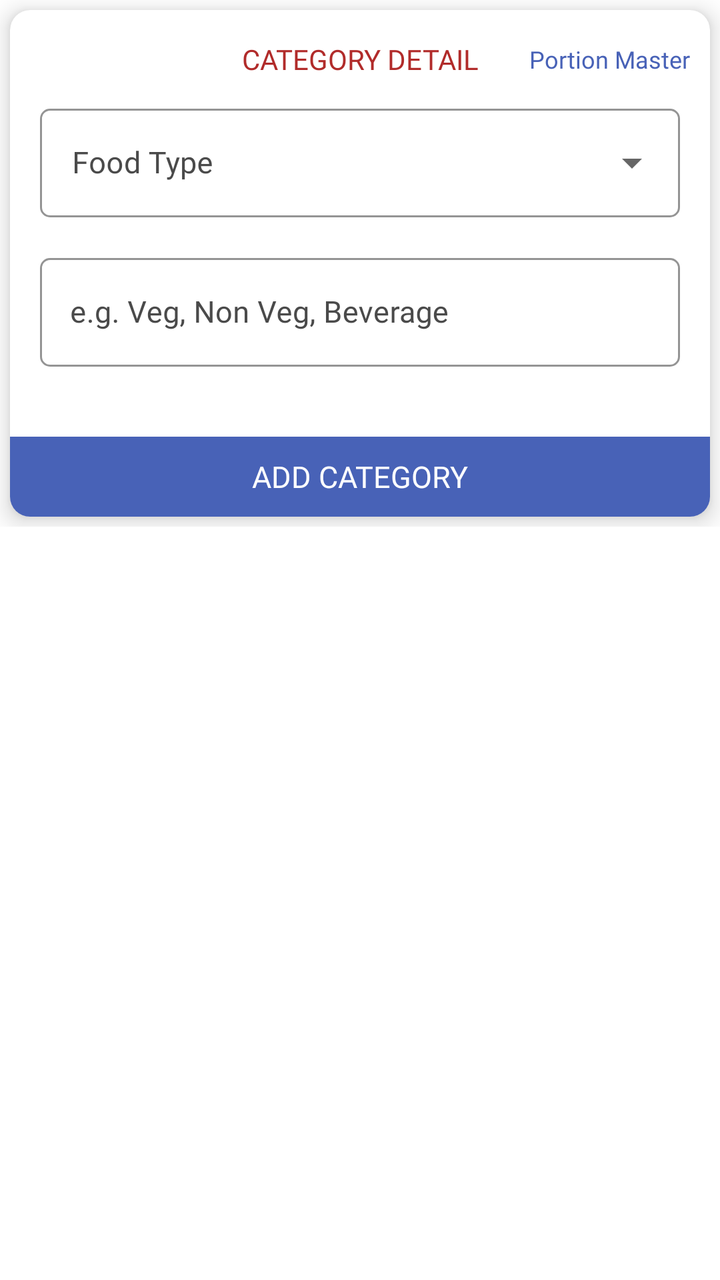
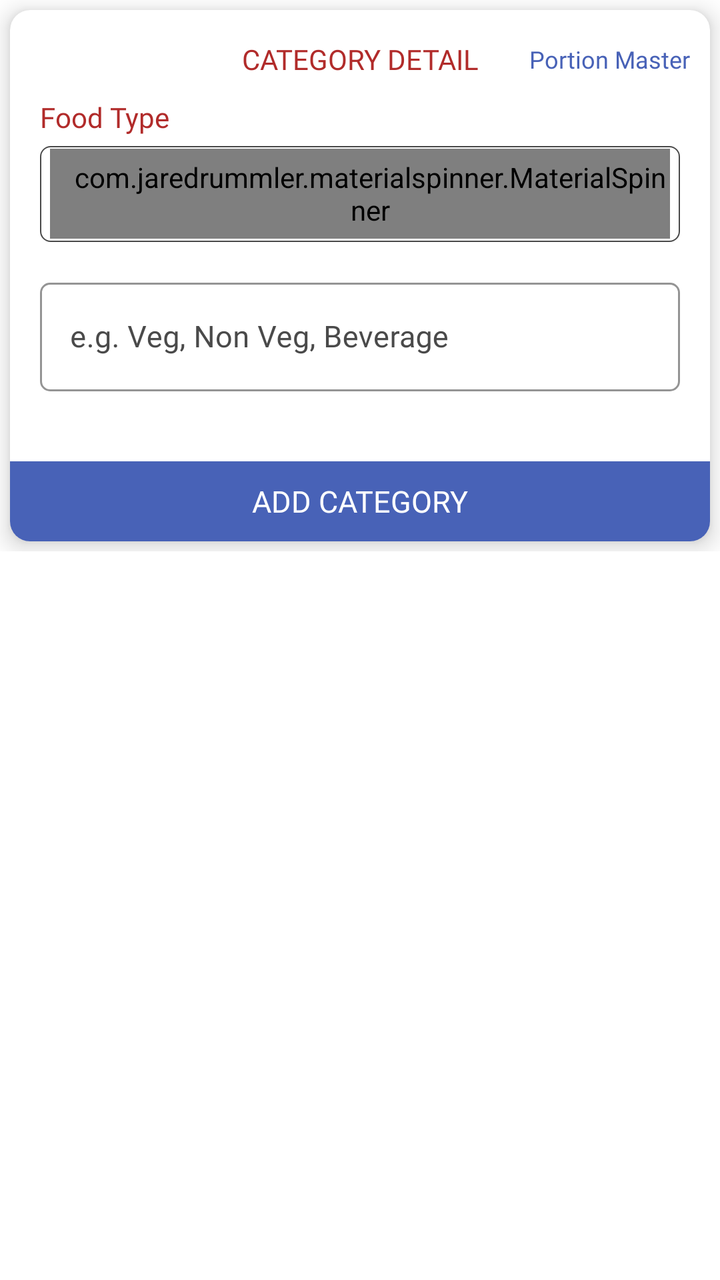

Screens rendered from an Android XML layout before and after an edit, with the pre-edit source and the edit as a unified diff.
<!-- AndroidManifest.xml: application theme AppTheme -->
<!-- res/layout/fragment_add_customer_product_category.xml -->
<?xml version="1.0" encoding="utf-8"?>
<LinearLayout xmlns:android="http://schemas.android.com/apk/res/android"
    xmlns:app="http://schemas.android.com/apk/res-auto"
    xmlns:tools="http://schemas.android.com/tools"
    android:layout_width="match_parent"
    android:layout_height="match_parent"
    android:orientation="vertical"
    tools:context=".Fragment.AddCustomerProductCategory">

    <androidx.core.widget.NestedScrollView
        android:layout_width="match_parent"
        android:layout_height="match_parent">

        <LinearLayout
            android:layout_width="match_parent"
            android:layout_height="match_parent"
            android:orientation="vertical">

            <androidx.cardview.widget.CardView
                android:layout_width="match_parent"
                android:layout_height="wrap_content"
                android:layout_margin="5dp"
                android:elevation="7dp"
                app:cardCornerRadius="10dp"
                app:cardElevation="7dp">

                <LinearLayout
                    android:layout_width="match_parent"
                    android:layout_height="wrap_content"
                    android:orientation="vertical">

                    <RelativeLayout
                        android:layout_width="match_parent"
                        android:layout_height="wrap_content"
                        android:layout_marginStart="10dp"
                        android:layout_marginTop="15dp"
                        android:layout_marginEnd="10dp">

                        <TextView
                            android:layout_width="wrap_content"
                            android:layout_height="wrap_content"
                            android:layout_centerInParent="true"
                            android:fontFamily="@font/poppinsbold"
                            android:gravity="center"
                            android:text="CATEGORY DETAIL"
                            android:textColor="@color/textcolor" />

                        <TextView
                            android:id="@+id/managePortionMaster"
                            android:layout_width="wrap_content"
                            android:layout_height="wrap_content"
                            android:layout_alignParentEnd="true"
                            android:layout_centerVertical="true"
                            android:fontFamily="@font/poppinsmedium"
                            android:text="Portion Master"
                            android:textColor="@color/colorPrimary"
                            android:textSize="12sp" />

                    </RelativeLayout>

                    <com.google.android.material.textfield.TextInputLayout
                        style="@style/CustomDropDownTilStyle"
                        android:layout_width="match_parent"
                        android:layout_height="wrap_content"
                        android:layout_marginStart="15dp"
                        android:layout_marginTop="10dp"
                        android:layout_marginEnd="15dp"
                        android:hint="Food Type">

                        <AutoCompleteTextView
                            android:id="@+id/foodTypeSpinner"
                            android:layout_width="match_parent"
                            android:layout_height="wrap_content"
                            android:focusable="false"
                            android:fontFamily="@font/poppinsregular"
                            android:inputType="none"
                            android:singleLine="true"
                            android:textSize="15sp" />

                    </com.google.android.material.textfield.TextInputLayout>

                    <com.google.android.material.textfield.TextInputLayout
                        android:id="@+id/categoryNameLayout"
                        style="@style/Widget.MaterialComponents.TextInputLayout.OutlinedBox"
                        android:layout_width="match_parent"
                        android:layout_height="wrap_content"
                        android:layout_gravity="center"
                        android:layout_marginStart="15dp"
                        android:layout_marginTop="15dp"
                        android:layout_marginEnd="15dp"
                        android:layout_marginBottom="5dp"
                        android:gravity="center"
                        android:textColorHint="@color/light_black"
                        app:boxCornerRadiusBottomEnd="5dp"
                        app:boxCornerRadiusBottomStart="5dp"
                        app:boxCornerRadiusTopEnd="5dp"
                        app:boxCornerRadiusTopStart="5dp"
                        app:boxStrokeColor="@color/light_black">

                        <com.google.android.material.textfield.TextInputEditText
                            android:id="@+id/categoryName"
                            android:layout_width="match_parent"
                            android:layout_height="wrap_content"
                            android:drawableTint="@color/light_black"
                            android:fontFamily="@font/poppinsregular"
                            android:hint="e.g. Veg, Non Veg, Beverage"
                            android:imeOptions="actionNext"
                            android:inputType="textCapWords"
                            android:paddingStart="15dp"
                            android:paddingEnd="10dp"
                            android:singleLine="true"
                            android:textColor="@color/black"
                            android:textColorHint="@color/light_black"
                            android:textSize="15sp" />

                    </com.google.android.material.textfield.TextInputLayout>

                    <TextView
                        android:id="@+id/addCategory"
                        android:layout_width="match_parent"
                        android:layout_height="40dp"
                        android:layout_alignParentBottom="true"
                        android:layout_gravity="center"
                        android:layout_marginTop="30dp"
                        android:background="@color/colorPrimary"
                        android:fontFamily="@font/poppinsmedium"
                        android:gravity="center"
                        android:text="Add Category"
                        android:textAllCaps="true"
                        android:textColor="@color/white"
                        android:textSize="15sp" />

                </LinearLayout>

            </androidx.cardview.widget.CardView>

            <androidx.cardview.widget.CardView
                android:id="@+id/categoryListCardView"
                android:layout_width="match_parent"
                android:layout_height="wrap_content"
                android:layout_margin="5dp"
                android:elevation="7dp"
                android:visibility="gone"
                app:cardCornerRadius="5dp">

                <LinearLayout
                    android:layout_width="match_parent"
                    android:layout_height="wrap_content"
                    android:orientation="vertical">

                    <TextView
                        android:layout_width="wrap_content"
                        android:layout_height="wrap_content"
                        android:layout_gravity="center"
                        android:layout_marginStart="5dp"
                        android:layout_marginTop="10dp"
                        android:fontFamily="@font/poppinsbold"
                        android:gravity="center"
                        android:paddingStart="10dp"
                        android:paddingEnd="10dp"
                        android:text="CATEGORY LIST"
                        android:textColor="@color/textcolor" />

                    <LinearLayout
                        android:id="@+id/categoryLinearLayout"
                        android:layout_width="match_parent"
                        android:layout_height="wrap_content"
                        android:layout_marginStart="5dp"
                        android:layout_marginTop="10dp"
                        android:layout_marginEnd="5dp"
                        android:orientation="horizontal">

                        <TextView
                            android:layout_width="60dp"
                            android:layout_height="wrap_content"
                            android:layout_gravity="center"
                            android:fontFamily="@font/poppinsregular"
                            android:gravity="center"
                            android:paddingStart="5dp"
                            android:paddingEnd="5dp"
                            android:text="Sr. No"
                            android:textColor="@color/black"
                            android:textSize="15sp" />

                        <TextView
                            android:layout_width="match_parent"
                            android:layout_height="wrap_content"
                            android:layout_gravity="center"
                            android:layout_weight="1"
                            android:fontFamily="@font/poppinsregular"
                            android:gravity="center"
                            android:paddingStart="5dp"
                            android:paddingEnd="5dp"
                            android:text="Category Name"
                            android:textColor="@color/black"
                            android:textSize="15sp" />

                        <TextView
                            android:layout_width="100dp"
                            android:layout_height="wrap_content"
                            android:layout_gravity="center"
                            android:fontFamily="@font/poppinsregular"
                            android:gravity="center"
                            android:paddingStart="5dp"
                            android:paddingEnd="5dp"
                            android:text="Action"
                            android:textColor="@color/black"
                            android:textSize="15sp" />

                    </LinearLayout>

                    <View
                        android:layout_width="match_parent"
                        android:layout_height="1dp"
                        android:background="@color/black" />

                    <androidx.recyclerview.widget.RecyclerView
                        android:id="@+id/categoryRecyclerview"
                        android:layout_width="match_parent"
                        android:layout_height="match_parent"
                        android:layout_margin="3dp"
                        android:nestedScrollingEnabled="true"
                        android:padding="3dp" />

                </LinearLayout>

            </androidx.cardview.widget.CardView>

        </LinearLayout>

    </androidx.core.widget.NestedScrollView>

    <TextView
        android:id="@+id/noDataFound"
        android:layout_width="wrap_content"
        android:layout_height="wrap_content"
        android:layout_gravity="center"
        android:layout_marginTop="80dp"
        android:fontFamily="@font/poppinsmedium"
        android:gravity="center"
        android:paddingStart="10dp"
        android:paddingEnd="10dp"
        android:text="No Category Found\nPlease add new category"
        android:textColor="@color/black"
        android:textSize="17sp" />

</LinearLayout>
<!-- resources referenced by this layout -->
<resources>
  <color name="black">#000</color>
  <color name="colorPrimary">#4862b7</color>
  <color name="light_black">#4a4a4a</color>
  <color name="textcolor">#b12b2a</color>
  <color name="white">#fff</color>
  <style name="CustomDropDownTilStyle" parent="Widget.MaterialComponents.TextInputLayout.OutlinedBox.ExposedDropdownMenu">
          <item name="android:layout_width">match_parent</item>
          <item name="android:layout_height">wrap_content</item>
          <item name="android:textColorHint">@color/light_black</item>
          <item name="fontFamily">@font/poppinsregular</item>
          <item name="android:textSize">15sp</item>
          <item name="overlapAnchor">true</item>
          <item name="hintTextColor">@color/colorAccent</item>
          <item name="boxStrokeColor">@color/colorAccent</item>
          <item name="colorControlNormal">@color/colorAccent</item>
          <item name="colorControlActivated">@color/colorAccent</item>
          <item name="colorControlHighlight">@color/colorAccent</item>
          <item name="boxCornerRadiusBottomEnd">5dp</item>
          <item name="boxCornerRadiusBottomStart">5dp</item>
          <item name="boxCornerRadiusTopEnd">5dp</item>
          <item name="boxCornerRadiusTopStart">5dp</item>
      </style>
  <style name="AppTheme" parent="Theme.MaterialComponents.DayNight.NoActionBar">
          
          <item name="colorPrimary">@color/colorPrimary</item>
          <item name="colorPrimaryDark">@color/colorPrimary</item>
          <item name="colorAccent">@color/colorAccent</item>
          <item name="android:windowIsTranslucent">true</item>
          <item name="windowNoTitle">true</item>
          <item name="windowActionBar">false</item>
  
      </style>
  <color name="colorAccent">#000</color>
</resources>

<!-- the commit's change to res/layout/fragment_add_customer_product_category.xml (unified diff, before → after) -->
@@ -58,26 +58,38 @@
 
                     </RelativeLayout>
 
-                    <com.google.android.material.textfield.TextInputLayout
-                        style="@style/CustomDropDownTilStyle"
-                        android:layout_width="match_parent"
+                    <TextView
+                        android:layout_width="wrap_content"
                         android:layout_height="wrap_content"
                         android:layout_marginStart="15dp"
                         android:layout_marginTop="10dp"
+                        android:fontFamily="@font/poppinsregular"
+                        android:text="Food Type"
+                        android:textColor="@color/textcolor" />
+
+                    <LinearLayout
+                        android:layout_width="match_parent"
+                        android:layout_height="48dp"
+                        android:layout_marginStart="15dp"
+                        android:layout_marginTop="5dp"
                         android:layout_marginEnd="15dp"
-                        android:hint="Food Type">
-
-                        <AutoCompleteTextView
+                        android:background="@drawable/button_rounded_border"
+                        android:orientation="horizontal">
+
+                        <com.jaredrummler.materialspinner.MaterialSpinner
                             android:id="@+id/foodTypeSpinner"
                             android:layout_width="match_parent"
-                            android:layout_height="wrap_content"
-                            android:focusable="false"
-                            android:fontFamily="@font/poppinsregular"
-                            android:inputType="none"
-                            android:singleLine="true"
-                            android:textSize="15sp" />
-
-                    </com.google.android.material.textfield.TextInputLayout>
+                            android:layout_height="45dp"
+                            android:layout_gravity="center"
+                            android:layout_margin="5dp"
+                            android:fontFamily="@font/poppinsregular"
+                            android:gravity="center|start"
+                            android:paddingStart="10dp"
+                            android:textColor="@color/black"
+                            android:textSize="15sp"
+                            app:ms_hint="Select Food Type" />
+
+                    </LinearLayout>
 
                     <com.google.android.material.textfield.TextInputLayout
                         android:id="@+id/categoryNameLayout"
<!-- resource entries referenced after the edit -->
@@ -5,23 +5,14 @@
   <color name="light_black">#4a4a4a</color>
   <color name="textcolor">#b12b2a</color>
   <color name="white">#fff</color>
-  <style name="CustomDropDownTilStyle" parent="Widget.MaterialComponents.TextInputLayout.OutlinedBox.ExposedDropdownMenu">
-          <item name="android:layout_width">match_parent</item>
-          <item name="android:layout_height">wrap_content</item>
-          <item name="android:textColorHint">@color/light_black</item>
-          <item name="fontFamily">@font/poppinsregular</item>
-          <item name="android:textSize">15sp</item>
-          <item name="overlapAnchor">true</item>
-          <item name="hintTextColor">@color/colorAccent</item>
-          <item name="boxStrokeColor">@color/colorAccent</item>
-          <item name="colorControlNormal">@color/colorAccent</item>
-          <item name="colorControlActivated">@color/colorAccent</item>
-          <item name="colorControlHighlight">@color/colorAccent</item>
-          <item name="boxCornerRadiusBottomEnd">5dp</item>
-          <item name="boxCornerRadiusBottomStart">5dp</item>
-          <item name="boxCornerRadiusTopEnd">5dp</item>
-          <item name="boxCornerRadiusTopStart">5dp</item>
-      </style>
+  <!-- drawable button_rounded_border (drawable) -->
+  <?xml version="1.0" encoding="utf-8"?>
+  <shape xmlns:android="http://schemas.android.com/apk/res/android">
+      <stroke
+          android:width="0.7dp"
+          android:color="@color/light_black" />
+      <corners android:radius="5dp" />
+  </shape>
   <style name="AppTheme" parent="Theme.MaterialComponents.DayNight.NoActionBar">
           
           <item name="colorPrimary">@color/colorPrimary</item>
